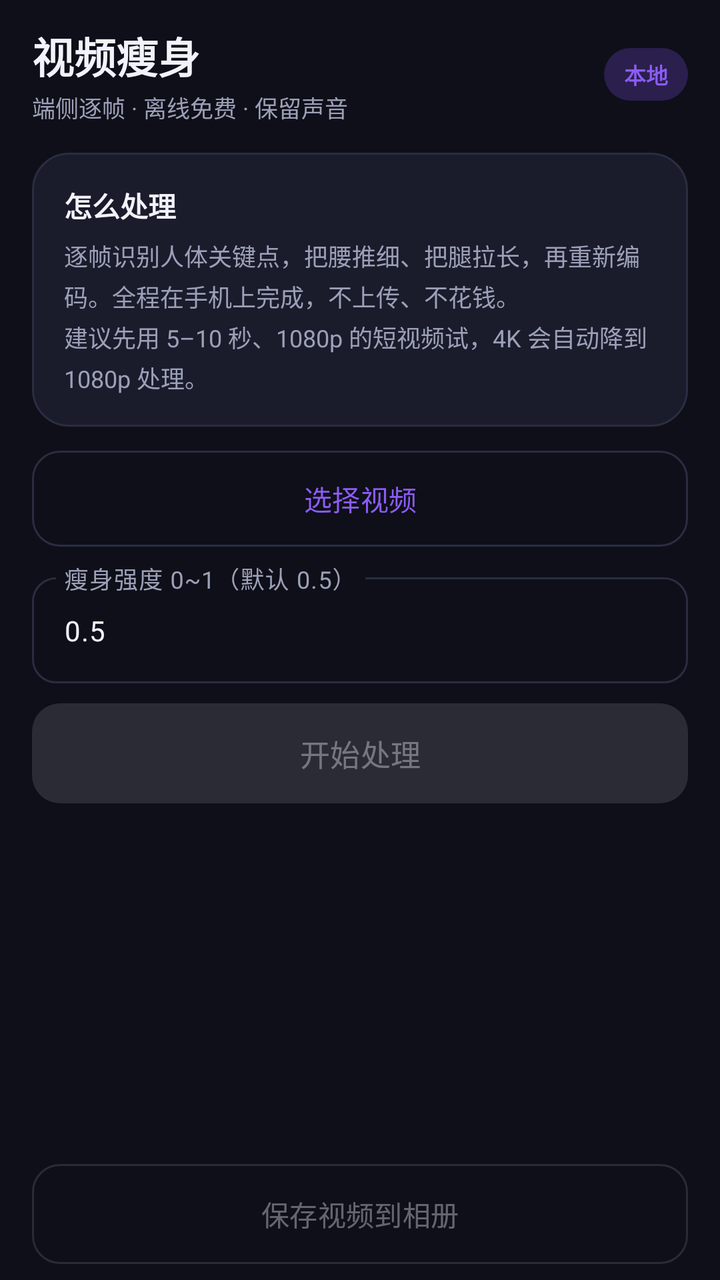
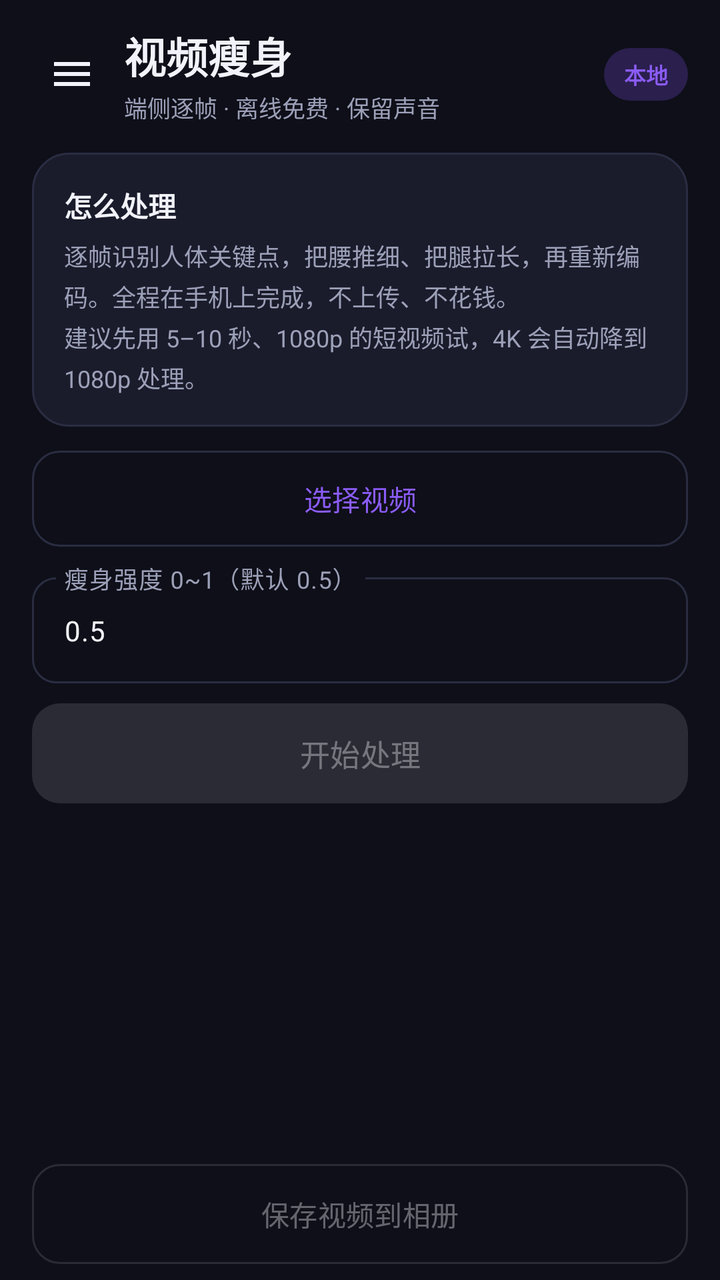

Compare the two renders of this Android layout. The source of the first and the diff that turns it into the second are given below.
<!-- AndroidManifest.xml: application theme Theme.MagicBeauty -->
<!-- res/layout/fragment_video.xml -->
<?xml version="1.0" encoding="utf-8"?>
<LinearLayout xmlns:android="http://schemas.android.com/apk/res/android"
    xmlns:app="http://schemas.android.com/apk/res-auto"
    android:layout_width="match_parent"
    android:layout_height="match_parent"
    android:background="@color/bg"
    android:orientation="vertical"
    android:paddingStart="16dp"
    android:paddingTop="12dp"
    android:paddingEnd="16dp"
    android:paddingBottom="8dp">

    
    <LinearLayout
        android:layout_width="match_parent"
        android:layout_height="wrap_content"
        android:gravity="center_vertical"
        android:orientation="horizontal">

        <LinearLayout
            android:layout_width="0dp"
            android:layout_height="wrap_content"
            android:layout_weight="1"
            android:orientation="vertical">

            <TextView
                android:layout_width="wrap_content"
                android:layout_height="wrap_content"
                android:text="视频瘦身"
                android:textColor="@color/text"
                android:textSize="21sp"
                android:textStyle="bold" />

            <TextView
                android:layout_width="wrap_content"
                android:layout_height="wrap_content"
                android:layout_marginTop="2dp"
                android:text="端侧逐帧 · 离线免费 · 保留声音"
                android:textColor="@color/text_sub"
                android:textSize="11.5sp" />
        </LinearLayout>

        <TextView
            android:layout_width="wrap_content"
            android:layout_height="wrap_content"
            android:background="@drawable/bg_pill"
            android:paddingStart="10dp"
            android:paddingTop="5dp"
            android:paddingEnd="10dp"
            android:paddingBottom="5dp"
            android:text="本地"
            android:textColor="@color/brand"
            android:textSize="11sp"
            android:textStyle="bold" />
    </LinearLayout>

    
    <LinearLayout
        android:layout_width="match_parent"
        android:layout_height="wrap_content"
        android:layout_marginTop="14dp"
        android:background="@drawable/bg_card"
        android:orientation="vertical"
        android:padding="16dp">

        <TextView
            android:layout_width="wrap_content"
            android:layout_height="wrap_content"
            android:text="怎么处理"
            android:textColor="@color/text"
            android:textSize="14sp"
            android:textStyle="bold" />

        <TextView
            android:layout_width="match_parent"
            android:layout_height="wrap_content"
            android:layout_marginTop="6dp"
            android:lineSpacingExtra="3dp"
            android:text="逐帧识别人体关键点，把腰推细、把腿拉长，再重新编码。全程在手机上完成，不上传、不花钱。\n建议先用 5–10 秒、1080p 的短视频试，4K 会自动降到 1080p 处理。"
            android:textColor="@color/text_sub"
            android:textSize="12sp" />
    </LinearLayout>

    
    <com.google.android.material.button.MaterialButton
        android:id="@+id/btnPick"
        style="?attr/materialButtonOutlinedStyle"
        android:layout_width="match_parent"
        android:layout_height="48dp"
        android:layout_marginTop="12dp"
        android:insetTop="0dp"
        android:insetBottom="0dp"
        android:text="选择视频"
        android:textAllCaps="false"
        android:textSize="14sp"
        app:cornerRadius="14dp" />

    
    <com.google.android.material.textfield.TextInputLayout
        android:layout_width="match_parent"
        android:layout_height="wrap_content"
        android:layout_marginTop="10dp"
        android:hint="瘦身强度 0~1（默认 0.5）"
        app:boxBackgroundMode="outline"
        app:boxCornerRadiusBottomEnd="12dp"
        app:boxCornerRadiusBottomStart="12dp"
        app:boxCornerRadiusTopEnd="12dp"
        app:boxCornerRadiusTopStart="12dp"
        app:hintTextColor="@color/text_sub">

        <com.google.android.material.textfield.TextInputEditText
            android:id="@+id/etStrength"
            android:layout_width="match_parent"
            android:layout_height="wrap_content"
            android:inputType="numberDecimal"
            android:text="0.5"
            android:textSize="14sp" />
    </com.google.android.material.textfield.TextInputLayout>

    
    <com.google.android.material.button.MaterialButton
        android:id="@+id/btnProcess"
        android:layout_width="match_parent"
        android:layout_height="50dp"
        android:layout_marginTop="10dp"
        android:enabled="false"
        android:insetTop="0dp"
        android:insetBottom="0dp"
        android:text="开始处理"
        android:textAllCaps="false"
        android:textSize="15sp"
        app:cornerRadius="14dp" />

    <ProgressBar
        android:id="@+id/progress"
        style="?android:attr/progressBarStyleHorizontal"
        android:layout_width="match_parent"
        android:layout_height="wrap_content"
        android:layout_marginTop="14dp"
        android:indeterminateTint="@color/brand"
        android:progressTint="@color/brand"
        android:progressBackgroundTint="@color/card_stroke"
        android:visibility="gone" />

    <TextView
        android:id="@+id/tvStatus"
        android:layout_width="match_parent"
        android:layout_height="wrap_content"
        android:layout_marginTop="10dp"
        android:lineSpacingExtra="3dp"
        android:minHeight="42dp"
        android:text=""
        android:textColor="@color/text_sub"
        android:textSize="12.5sp" />

    <Space
        android:layout_width="1dp"
        android:layout_height="0dp"
        android:layout_weight="1" />

    <com.google.android.material.button.MaterialButton
        android:id="@+id/btnSave"
        style="?attr/materialButtonOutlinedStyle"
        android:layout_width="match_parent"
        android:layout_height="50dp"
        android:enabled="false"
        android:insetTop="0dp"
        android:insetBottom="0dp"
        android:text="保存视频到相册"
        android:textAllCaps="false"
        android:textSize="14sp"
        app:cornerRadius="14dp" />
</LinearLayout>
<!-- resources referenced by this layout -->
<resources>
  <color name="bg">#0E0F18</color>
  <color name="brand">#8B5CF6</color>
  <color name="card_stroke">#2A2D42</color>
  <color name="text">#F2F3FA</color>
  <color name="text_sub">#9CA0B8</color>
  <!-- drawable bg_card (drawable) -->
  <?xml version="1.0" encoding="utf-8"?>
  <shape xmlns:android="http://schemas.android.com/apk/res/android" android:shape="rectangle">
      <solid android:color="@color/card" />
      <corners android:radius="18dp" />
      <stroke android:width="1dp" android:color="@color/card_stroke" />
  </shape>
  <!-- drawable bg_pill (drawable) -->
  <?xml version="1.0" encoding="utf-8"?>
  <shape xmlns:android="http://schemas.android.com/apk/res/android" android:shape="rectangle">
      <solid android:color="@color/brand_soft" />
      <corners android:radius="20dp" />
  </shape>
  <style name="Theme.MagicBeauty" parent="Theme.Material3.Dark.NoActionBar">
          <item name="colorPrimary">@color/brand</item>
          <item name="colorOnPrimary">@color/white</item>
          <item name="colorPrimaryContainer">@color/brand_soft</item>
          <item name="colorOnPrimaryContainer">@color/text</item>
          <item name="colorSecondary">@color/brand_2</item>
          <item name="colorOnSecondary">@color/white</item>
          <item name="colorSecondaryContainer">@color/brand_soft</item>
          <item name="colorOnSecondaryContainer">@color/text</item>
  
          <item name="colorSurface">@color/card</item>
          <item name="colorOnSurface">@color/text</item>
          <item name="colorSurfaceVariant">@color/bg_elev</item>
          <item name="colorOnSurfaceVariant">@color/text_sub</item>
          <item name="colorOutline">@color/card_stroke</item>
          <item name="colorOutlineVariant">@color/card_stroke</item>
  
          <item name="android:windowBackground">@color/bg</item>
          <item name="android:statusBarColor">@color/bg</item>
          <item name="android:navigationBarColor">@color/nav_bg</item>
          <item name="android:windowLightStatusBar">false</item>
          <item name="android:windowLightNavigationBar" tools:targetApi="27">false</item>
          <item name="android:colorAccent">@color/brand</item>
          <item name="android:textColorPrimary">@color/text</item>
          <item name="android:textColorSecondary">@color/text_sub</item>
          <item name="android:forceDarkAllowed" tools:targetApi="29">false</item>
      </style>
  <color name="card">#1A1C2B</color>
  <color name="brand_soft">#2A1F4D</color>
  <color name="white">#FFFFFFFF</color>
  <color name="brand_2">#EC4899</color>
  <color name="bg_elev">#151726</color>
  <color name="nav_bg">#111320</color>
</resources>

<!-- the commit's change to res/layout/fragment_video.xml (unified diff, before → after) -->
@@ -16,6 +16,16 @@
         android:layout_height="wrap_content"
         android:gravity="center_vertical"
         android:orientation="horizontal">
+
+        <ImageButton
+            android:id="@+id/btnMenu"
+            android:layout_width="40dp"
+            android:layout_height="40dp"
+            android:layout_marginEnd="6dp"
+            android:background="?attr/selectableItemBackgroundBorderless"
+            android:contentDescription="菜单"
+            android:src="@drawable/ic_menu"
+            android:tint="@color/text" />
 
         <LinearLayout
             android:layout_width="0dp"
<!-- resource entries referenced after the edit -->
@@ -18,6 +18,16 @@
       <solid android:color="@color/brand_soft" />
       <corners android:radius="20dp" />
   </shape>
+  <!-- drawable ic_menu (drawable) -->
+  <vector xmlns:android="http://schemas.android.com/apk/res/android"
+      android:width="24dp"
+      android:height="24dp"
+      android:viewportWidth="24"
+      android:viewportHeight="24">
+      <path
+          android:fillColor="#FFFFFF"
+          android:pathData="M3,6h18v2H3zM3,11h18v2H3zM3,16h18v2H3z" />
+  </vector>
   <style name="Theme.MagicBeauty" parent="Theme.Material3.Dark.NoActionBar">
           <item name="colorPrimary">@color/brand</item>
           <item name="colorOnPrimary">@color/white</item>
